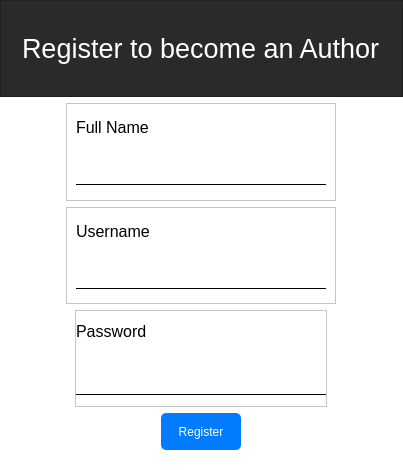
bhhoang/newspaper-project, file views/login/register.ui: the form before one commit.
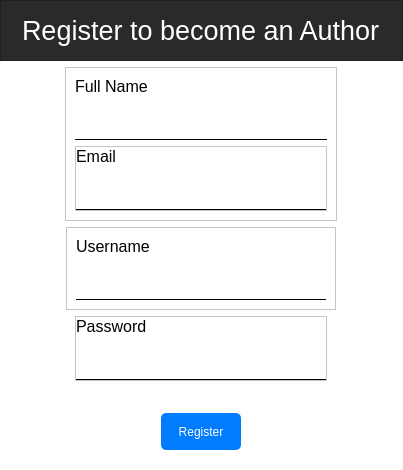
The form after the commit.

What changed in the file:
```diff
--- a/views/login/register.ui
+++ b/views/login/register.ui
@@ -50,7 +50,7 @@
 	margin: 0
 }</string>
   </property>
-  <layout class="QVBoxLayout" name="verticalLayout_5">
+  <layout class="QVBoxLayout" name="verticalLayout_6">
    <property name="leftMargin">
     <number>0</number>
    </property>
@@ -148,6 +148,60 @@
           </property>
          </widget>
         </item>
+        <item>
+         <widget class="QFrame" name="email_frame">
+          <property name="frameShape">
+           <enum>QFrame::StyledPanel</enum>
+          </property>
+          <property name="frameShadow">
+           <enum>QFrame::Raised</enum>
+          </property>
+          <layout class="QVBoxLayout" name="verticalLayout_5">
+           <property name="leftMargin">
+            <number>0</number>
+           </property>
+           <property name="topMargin">
+            <number>0</number>
+           </property>
+           <property name="rightMargin">
+            <number>0</number>
+           </property>
+           <property name="bottomMargin">
+            <number>0</number>
+           </property>
+           <item>
+            <widget class="QLabel" name="email_label">
+             <property name="maximumSize">
+              <size>
+               <width>16777215</width>
+               <height>20</height>
+              </size>
+             </property>
+             <property name="font">
+              <font>
+               <pointsize>12</pointsize>
+              </font>
+             </property>
+             <property name="text">
+              <string>Email</string>
+             </property>
+            </widget>
+           </item>
+           <item>
+            <widget class="QLineEdit" name="email_input">
+             <property name="font">
+              <font>
+               <pointsize>11</pointsize>
+              </font>
+             </property>
+             <property name="echoMode">
+              <enum>QLineEdit::Normal</enum>
+             </property>
+            </widget>
+           </item>
+          </layout>
+         </widget>
+        </item>
        </layout>
       </widget>
      </item>
@@ -245,6 +299,19 @@
        </layout>
       </widget>
      </item>
+     <item alignment="Qt::AlignHCenter">
+      <widget class="QLabel" name="status_label">
+       <property name="maximumSize">
+        <size>
+         <width>16777215</width>
+         <height>20</height>
+        </size>
+       </property>
+       <property name="text">
+        <string/>
+       </property>
+      </widget>
+     </item>
      <item alignment="Qt::AlignHCenter">
       <widget class="QPushButton" name="submit_button">
        <property name="cursor">
```
